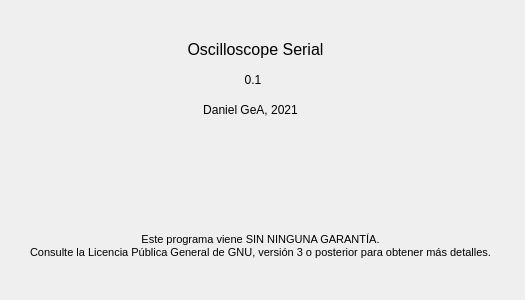
The window that src/qt/aboutdialog.ui (dgatf/Oscilloscope) describes before a commit, drawn with Qt 5.
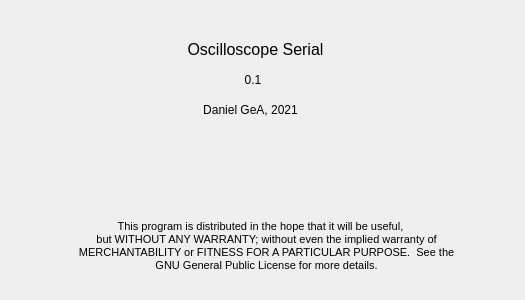
The same window after the commit. Icons and pictures are not drawn.

What changed in the file:
```diff
--- a/src/qt/aboutdialog.ui
+++ b/src/qt/aboutdialog.ui
@@ -28,8 +28,11 @@
     </font>
    </property>
    <property name="text">
-    <string>Este programa viene SIN NINGUNA GARANTÍA.
-Consulte la Licencia Pública General de GNU, versión 3 o posterior para obtener más detalles.</string>
+    <string>This program is distributed in the hope that it will be useful,
+    but WITHOUT ANY WARRANTY; without even the implied warranty of
+    MERCHANTABILITY or FITNESS FOR A PARTICULAR PURPOSE.  See the
+    GNU General Public License for more details.
+</string>
    </property>
    <property name="alignment">
     <set>Qt::AlignCenter</set>
```
